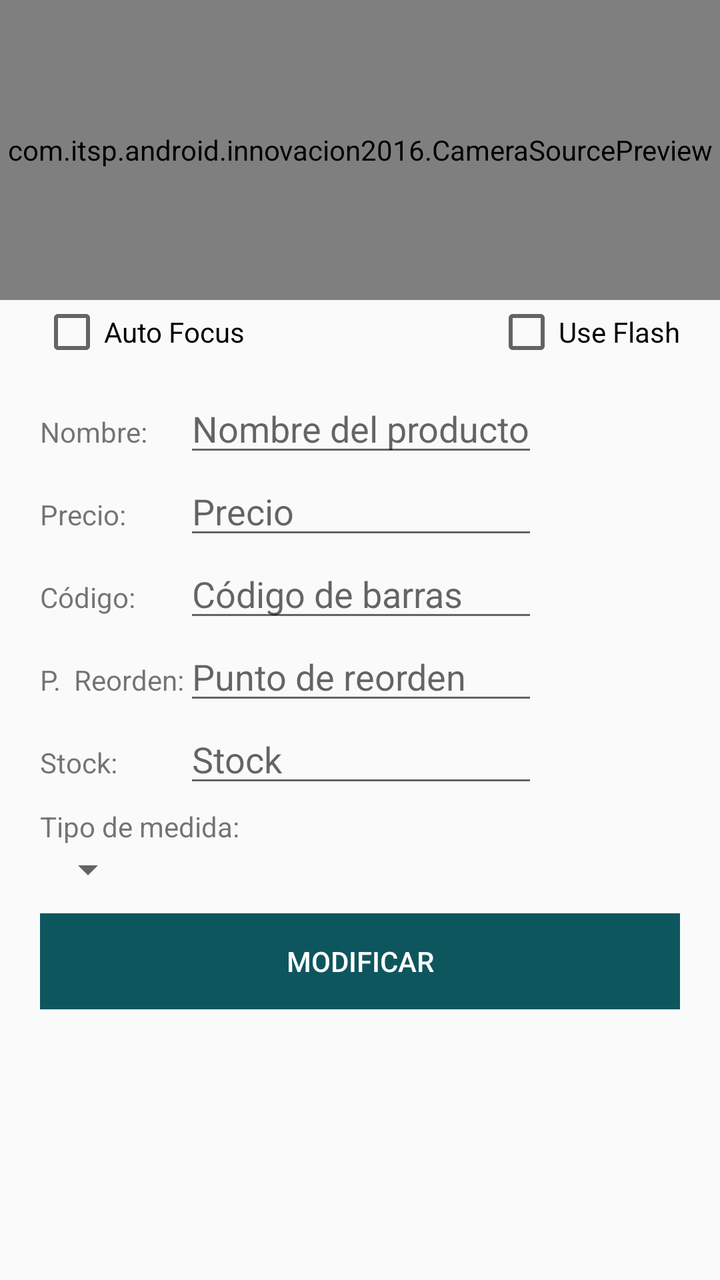
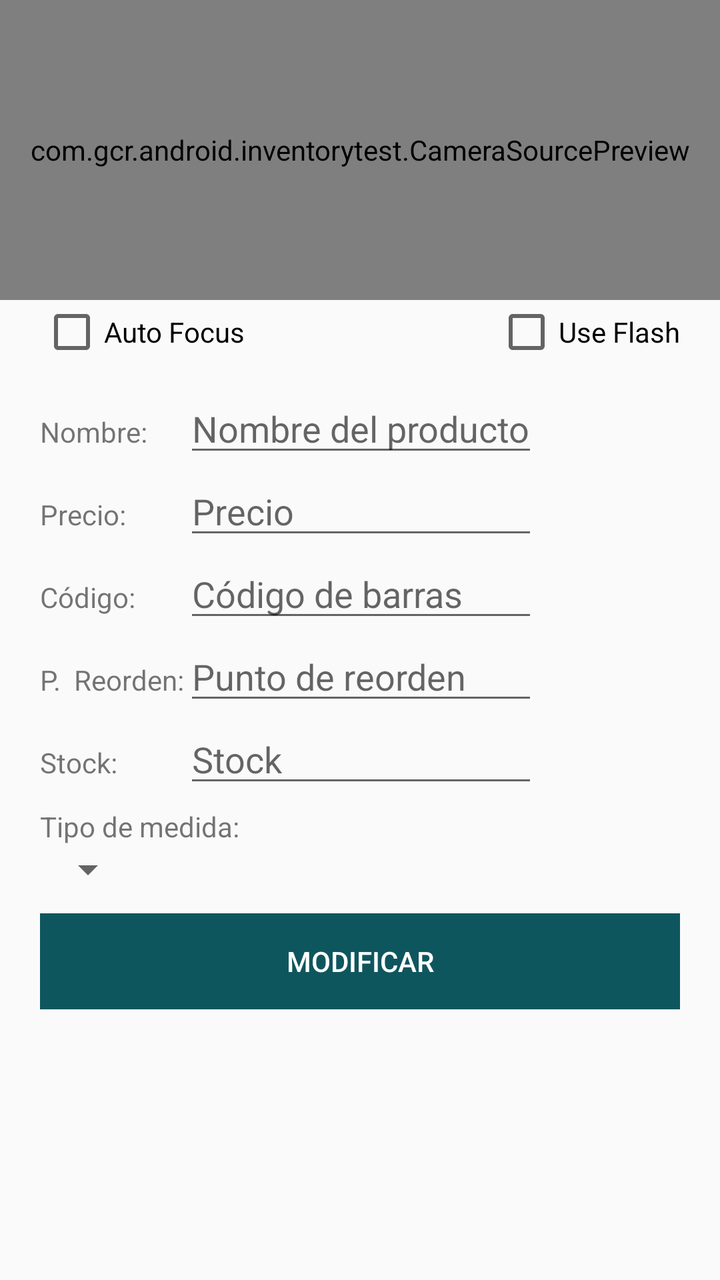

An Android layout rendered at two revisions. The XML below is the earlier revision; the diff shows what the commit changed to produce the second picture.
<!-- AndroidManifest.xml: application theme AppTheme -->
<!-- res/layout/activity_modificar_producto.xml -->
<?xml version="1.0" encoding="utf-8"?>
<LinearLayout xmlns:android="http://schemas.android.com/apk/res/android"
    xmlns:app="http://schemas.android.com/apk/res-auto"
    xmlns:tools="http://schemas.android.com/tools"
    android:orientation="vertical"
    android:layout_width="match_parent"
    android:layout_height="match_parent"
    tools:context=".ModificarProductoActivity">

    <com.itsp.android.innovacion2016.CameraSourcePreview
        android:id="@+id/cameraSourcePreviewUpdate"
        android:layout_gravity="center"
        android:layout_width="match_parent"
        android:layout_height="150dp">
        

        <com.itsp.android.innovacion2016.GraphicOverlay
            android:id="@+id/barcodeGraphicOverlayUpdate"
            android:layout_width="match_parent"
            android:layout_height="match_parent" />
    </com.itsp.android.innovacion2016.CameraSourcePreview>

    <LinearLayout
        android:orientation="horizontal"
        android:layout_width="fill_parent"
        android:layout_height="wrap_content"
        android:paddingLeft="@dimen/padding"
        android:paddingRight="@dimen/padding"
        android:layout_marginBottom="10dp">

        <LinearLayout
            android:orientation="horizontal"
            android:layout_width="wrap_content"
            android:layout_height="wrap_content">

            <CheckBox
                android:layout_width="wrap_content"
                android:layout_height="wrap_content"
                android:text="@string/auto_focus"
                android:id="@+id/compAutoFocusUpdate" />
        </LinearLayout>

        <LinearLayout
            android:orientation="horizontal"
            android:layout_width="fill_parent"
            android:layout_height="match_parent"
            android:gravity="end">

            <CheckBox
                android:layout_width="wrap_content"
                android:layout_height="wrap_content"
                android:text="@string/use_flash"
                android:id="@+id/compUseFlashUpdate" />
        </LinearLayout>
    </LinearLayout>

    <TableLayout
        android:layout_width="match_parent"
        android:layout_height="wrap_content"
        android:paddingLeft="@dimen/padding"
        android:layout_marginBottom="5dp">

        <TableRow>
            <TextView
                android:layout_width="wrap_content"
                android:layout_height="wrap_content"
                android:text="Nombre:"/>

            <EditText
                android:layout_height="wrap_content"
                android:layout_width="wrap_content"
                android:hint="Nombre del producto"
                android:id="@+id/editProductoUpdate"/>
        </TableRow>
        <TableRow>
            <TextView
                android:layout_width="wrap_content"
                android:layout_height="wrap_content"
                android:text="Precio:"/>

            <EditText
                android:layout_height="wrap_content"
                android:layout_width="wrap_content"
                android:inputType="numberDecimal"
                android:hint="Precio"
                android:id="@+id/editPrecioUpdate"/>
        </TableRow>
        <TableRow>
            <TextView
                android:layout_width="wrap_content"
                android:layout_height="wrap_content"
                android:text="Código:"/>

            <EditText
                android:layout_height="wrap_content"
                android:layout_width="wrap_content"
                android:hint="Código de barras"
                android:id="@+id/editBarcodeUpdate"/>
        </TableRow>
        <TableRow>
            <TextView
                android:layout_width="wrap_content"
                android:layout_height="wrap_content"
                android:text="P.  Reorden:"/>

            <EditText
                android:layout_height="wrap_content"
                android:layout_width="wrap_content"
                android:inputType="numberDecimal"
                android:hint="Punto de reorden"
                android:id="@+id/editReordenUpdate"/>
        </TableRow>

        <TableRow
            android:layout_width="match_parent"
            android:layout_height="match_parent" >

            <TextView
                android:layout_width="match_parent"
                android:layout_height="wrap_content"
                android:text="Stock:"/>

            <EditText
                android:layout_height="wrap_content"
                android:layout_width="wrap_content"
                android:inputType="numberDecimal"
                android:hint="Stock"
                android:id="@+id/editStockUpdate"
                android:textSize="18sp" />

        </TableRow>

    </TableLayout>

    <LinearLayout
        android:orientation="vertical"
        android:layout_width="fill_parent"
        android:layout_height="wrap_content"
        android:layout_marginBottom="10dp"
        android:paddingLeft="@dimen/padding">

        <TextView
            android:layout_width="wrap_content"
            android:layout_height="wrap_content"
            android:id="@+id/textView18"
            android:text="Tipo de medida: " />

        <Spinner
            android:layout_width="wrap_content"
            android:layout_height="wrap_content"
            android:id="@+id/modificar_medida"
            android:spinnerMode="dialog" />
    </LinearLayout>

    <LinearLayout
        android:orientation="vertical"
        android:layout_width="fill_parent"
        android:layout_height="wrap_content"
        android:paddingRight="@dimen/padding"
        android:paddingLeft="@dimen/padding">

        <Button
            android:layout_span="2"
            android:layout_width="fill_parent"
            android:layout_height="wrap_content"
            android:text="Modificar"
            android:id="@+id/btnModificarProducto"
            android:background="@color/colorPrimary"
            android:textColor="#ffffff" />
    </LinearLayout>
</LinearLayout>
<!-- resources referenced by this layout -->
<resources>
  <color name="colorPrimary">#0e565e</color>
  <dimen name="padding">20dp</dimen>
  <string name="auto_focus">Auto Focus</string>
  <string name="use_flash">Use Flash</string>
  <style name="AppTheme" parent="Theme.AppCompat.Light.DarkActionBar">
          
          <item name="colorPrimary">@color/colorPrimary</item>
          <item name="colorPrimaryDark">@color/colorPrimaryDark</item>
          <item name="colorAccent">@color/colorAccent</item>
      </style>
  <color name="colorPrimaryDark">#4666e7</color>
  <color name="colorAccent">#000000</color>
</resources>

<!-- the commit's change to res/layout/activity_modificar_producto.xml (unified diff, before → after) -->
@@ -7,18 +7,18 @@
     android:layout_height="match_parent"
     tools:context=".ModificarProductoActivity">
 
-    <com.itsp.android.innovacion2016.CameraSourcePreview
+    <com.gcr.android.inventorytest.CameraSourcePreview
         android:id="@+id/cameraSourcePreviewUpdate"
         android:layout_gravity="center"
         android:layout_width="match_parent"
         android:layout_height="150dp">
         
 
-        <com.itsp.android.innovacion2016.GraphicOverlay
+        <com.gcr.android.inventorytest.GraphicOverlay
             android:id="@+id/barcodeGraphicOverlayUpdate"
             android:layout_width="match_parent"
             android:layout_height="match_parent" />
-    </com.itsp.android.innovacion2016.CameraSourcePreview>
+    </com.gcr.android.inventorytest.CameraSourcePreview>
 
     <LinearLayout
         android:orientation="horizontal"
